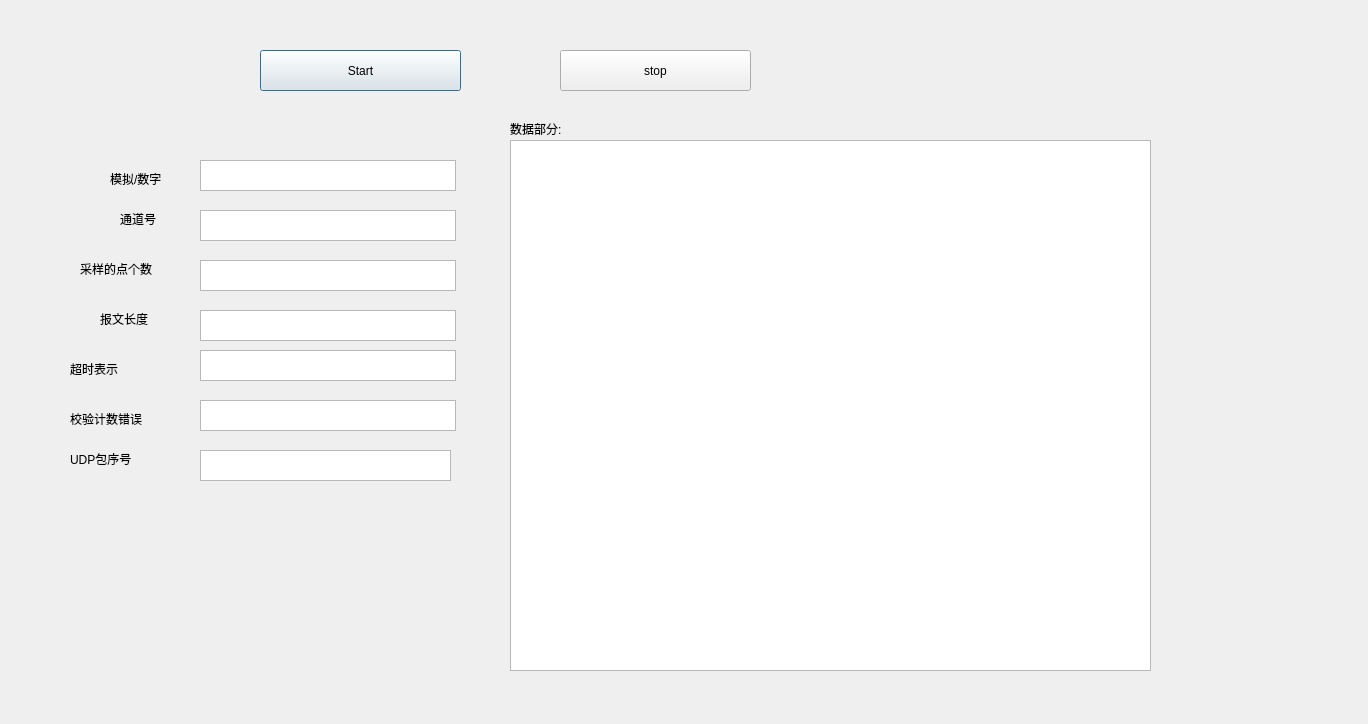
Scottars/lh_ft3, file udpexample/udpserver.ui: the form before one commit.
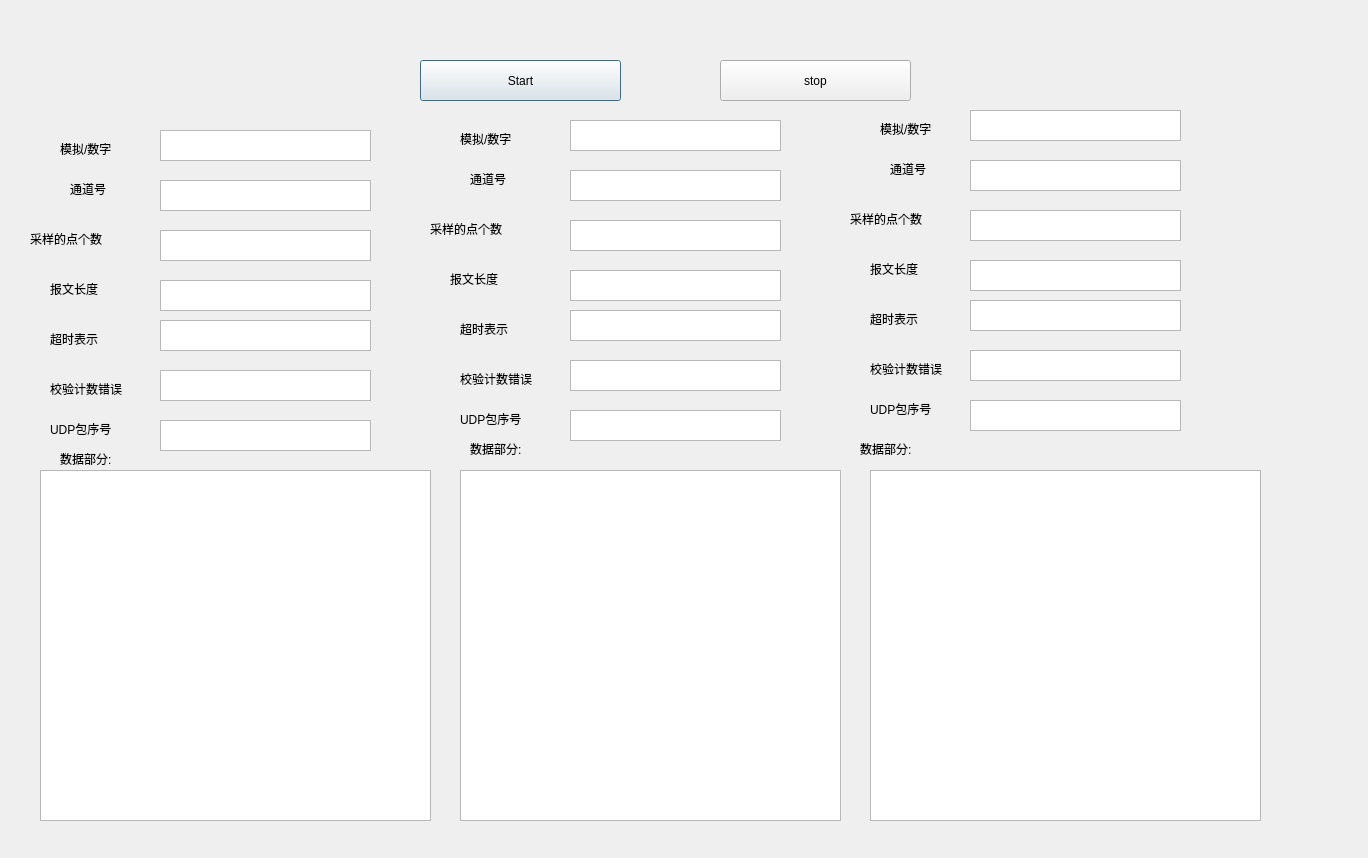
The form after the commit.

Commit message: 修改界面各自分别放在三个存储模块,准备进行测试

```diff
--- a/udpexample/udpserver.ui
+++ b/udpexample/udpserver.ui
@@ -7,7 +7,7 @@
     <x>0</x>
     <y>0</y>
     <width>1368</width>
-    <height>724</height>
+    <height>858</height>
    </rect>
   </property>
   <property name="windowTitle">
@@ -16,8 +16,8 @@
   <widget class="QPushButton" name="pushButton">
    <property name="geometry">
     <rect>
-     <x>260</x>
-     <y>50</y>
+     <x>420</x>
+     <y>60</y>
      <width>201</width>
      <height>41</height>
     </rect>
@@ -29,8 +29,8 @@
   <widget class="QPushButton" name="pushButton_2">
    <property name="geometry">
     <rect>
-     <x>560</x>
-     <y>50</y>
+     <x>720</x>
+     <y>60</y>
      <width>191</width>
      <height>41</height>
     </rect>
@@ -42,8 +42,8 @@
   <widget class="QLabel" name="label">
    <property name="geometry">
     <rect>
-     <x>110</x>
-     <y>170</y>
+     <x>60</x>
+     <y>140</y>
      <width>67</width>
      <height>17</height>
     </rect>
@@ -55,8 +55,8 @@
   <widget class="QLabel" name="label_2">
    <property name="geometry">
     <rect>
-     <x>120</x>
-     <y>210</y>
+     <x>70</x>
+     <y>180</y>
      <width>67</width>
      <height>17</height>
     </rect>
@@ -68,8 +68,8 @@
   <widget class="QLabel" name="label_3">
    <property name="geometry">
     <rect>
-     <x>80</x>
-     <y>260</y>
+     <x>30</x>
+     <y>230</y>
      <width>101</width>
      <height>17</height>
     </rect>
@@ -81,8 +81,8 @@
   <widget class="QLabel" name="label_4">
    <property name="geometry">
     <rect>
-     <x>100</x>
-     <y>310</y>
+     <x>50</x>
+     <y>280</y>
      <width>101</width>
      <height>17</height>
     </rect>
@@ -94,8 +94,8 @@
   <widget class="QLabel" name="label_5">
    <property name="geometry">
     <rect>
-     <x>70</x>
-     <y>360</y>
+     <x>50</x>
+     <y>330</y>
      <width>101</width>
      <height>17</height>
     </rect>
@@ -107,8 +107,8 @@
   <widget class="QLabel" name="label_6">
    <property name="geometry">
     <rect>
-     <x>70</x>
-     <y>410</y>
+     <x>50</x>
+     <y>380</y>
      <width>101</width>
      <height>17</height>
     </rect>
@@ -120,9 +120,9 @@
   <widget class="QTextBrowser" name="textBrowser">
    <property name="geometry">
     <rect>
-     <x>200</x>
-     <y>160</y>
-     <width>256</width>
+     <x>160</x>
+     <y>130</y>
+     <width>211</width>
      <height>31</height>
     </rect>
    </property>
@@ -130,9 +130,9 @@
   <widget class="QTextBrowser" name="textBrowser_2">
    <property name="geometry">
     <rect>
-     <x>200</x>
-     <y>210</y>
-     <width>256</width>
+     <x>160</x>
+     <y>180</y>
+     <width>211</width>
      <height>31</height>
     </rect>
    </property>
@@ -140,9 +140,9 @@
   <widget class="QTextBrowser" name="textBrowser_3">
    <property name="geometry">
     <rect>
-     <x>200</x>
-     <y>260</y>
-     <width>256</width>
+     <x>160</x>
+     <y>230</y>
+     <width>211</width>
      <height>31</height>
     </rect>
    </property>
@@ -150,9 +150,9 @@
   <widget class="QTextBrowser" name="textBrowser_4">
    <property name="geometry">
     <rect>
-     <x>200</x>
-     <y>310</y>
-     <width>256</width>
+     <x>160</x>
+     <y>280</y>
+     <width>211</width>
      <height>31</height>
     </rect>
    </property>
@@ -160,9 +160,9 @@
   <widget class="QTextBrowser" name="textBrowser_5">
    <property name="geometry">
     <rect>
-     <x>200</x>
-     <y>350</y>
-     <width>256</width>
+     <x>160</x>
+     <y>320</y>
+     <width>211</width>
      <height>31</height>
     </rect>
    </property>
@@ -170,32 +170,19 @@
   <widget class="QTextBrowser" name="textBrowser_6">
    <property name="geometry">
     <rect>
-     <x>200</x>
-     <y>400</y>
-     <width>256</width>
+     <x>160</x>
+     <y>370</y>
+     <width>211</width>
      <height>31</height>
     </rect>
    </property>
   </widget>
-  <widget class="QLabel" name="label_7">
-   <property name="geometry">
-    <rect>
-     <x>510</x>
-     <y>120</y>
-     <width>61</width>
-     <height>17</height>
-    </rect>
-   </property>
-   <property name="text">
-    <string>数据部分:</string>
-   </property>
-  </widget>
   <widget class="QTextBrowser" name="textBrowser_7">
    <property name="geometry">
     <rect>
-     <x>200</x>
-     <y>450</y>
-     <width>251</width>
+     <x>160</x>
+     <y>420</y>
+     <width>211</width>
      <height>31</height>
     </rect>
    </property>
@@ -203,8 +190,8 @@
   <widget class="QLabel" name="label_8">
    <property name="geometry">
     <rect>
-     <x>70</x>
-     <y>450</y>
+     <x>50</x>
+     <y>420</y>
      <width>101</width>
      <height>17</height>
     </rect>
@@ -216,13 +203,394 @@
   <widget class="QTextBrowser" name="textBrowser_8">
    <property name="geometry">
     <rect>
-     <x>510</x>
-     <y>140</y>
-     <width>641</width>
-     <height>531</height>
+     <x>40</x>
+     <y>470</y>
+     <width>391</width>
+     <height>351</height>
     </rect>
    </property>
   </widget>
+  <widget class="QTextBrowser" name="textBrowser_9">
+   <property name="geometry">
+    <rect>
+     <x>460</x>
+     <y>470</y>
+     <width>381</width>
+     <height>351</height>
+    </rect>
+   </property>
+  </widget>
+  <widget class="QTextBrowser" name="textBrowser_10">
+   <property name="geometry">
+    <rect>
+     <x>870</x>
+     <y>470</y>
+     <width>391</width>
+     <height>351</height>
+    </rect>
+   </property>
+  </widget>
+  <widget class="QLabel" name="label_9">
+   <property name="geometry">
+    <rect>
+     <x>60</x>
+     <y>450</y>
+     <width>61</width>
+     <height>17</height>
+    </rect>
+   </property>
+   <property name="text">
+    <string>数据部分:</string>
+   </property>
+  </widget>
+  <widget class="QLabel" name="label_10">
+   <property name="geometry">
+    <rect>
+     <x>470</x>
+     <y>170</y>
+     <width>67</width>
+     <height>17</height>
+    </rect>
+   </property>
+   <property name="text">
+    <string>通道号</string>
+   </property>
+  </widget>
+  <widget class="QLabel" name="label_11">
+   <property name="geometry">
+    <rect>
+     <x>430</x>
+     <y>220</y>
+     <width>101</width>
+     <height>17</height>
+    </rect>
+   </property>
+   <property name="text">
+    <string>采样的点个数</string>
+   </property>
+  </widget>
+  <widget class="QLabel" name="label_12">
+   <property name="geometry">
+    <rect>
+     <x>450</x>
+     <y>270</y>
+     <width>101</width>
+     <height>17</height>
+    </rect>
+   </property>
+   <property name="text">
+    <string>报文长度</string>
+   </property>
+  </widget>
+  <widget class="QLabel" name="label_13">
+   <property name="geometry">
+    <rect>
+     <x>460</x>
+     <y>370</y>
+     <width>101</width>
+     <height>17</height>
+    </rect>
+   </property>
+   <property name="text">
+    <string>校验计数错误</string>
+   </property>
+  </widget>
+  <widget class="QTextBrowser" name="textBrowser_11">
+   <property name="geometry">
+    <rect>
+     <x>570</x>
+     <y>310</y>
+     <width>211</width>
+     <height>31</height>
+    </rect>
+   </property>
+  </widget>
+  <widget class="QLabel" name="label_14">
+   <property name="geometry">
+    <rect>
+     <x>460</x>
+     <y>410</y>
+     <width>101</width>
+     <height>17</height>
+    </rect>
+   </property>
+   <property name="text">
+    <string>UDP包序号</string>
+   </property>
+  </widget>
+  <widget class="QTextBrowser" name="textBrowser_12">
+   <property name="geometry">
+    <rect>
+     <x>570</x>
+     <y>220</y>
+     <width>211</width>
+     <height>31</height>
+    </rect>
+   </property>
+  </widget>
+  <widget class="QTextBrowser" name="textBrowser_13">
+   <property name="geometry">
+    <rect>
+     <x>570</x>
+     <y>360</y>
+     <width>211</width>
+     <height>31</height>
+    </rect>
+   </property>
+  </widget>
+  <widget class="QLabel" name="label_15">
+   <property name="geometry">
+    <rect>
+     <x>470</x>
+     <y>440</y>
+     <width>61</width>
+     <height>17</height>
+    </rect>
+   </property>
+   <property name="text">
+    <string>数据部分:</string>
+   </property>
+  </widget>
+  <widget class="QLabel" name="label_16">
+   <property name="geometry">
+    <rect>
+     <x>460</x>
+     <y>130</y>
+     <width>67</width>
+     <height>17</height>
+    </rect>
+   </property>
+   <property name="text">
+    <string>模拟/数字</string>
+   </property>
+  </widget>
+  <widget class="QTextBrowser" name="textBrowser_14">
+   <property name="geometry">
+    <rect>
+     <x>570</x>
+     <y>120</y>
+     <width>211</width>
+     <height>31</height>
+    </rect>
+   </property>
+  </widget>
+  <widget class="QTextBrowser" name="textBrowser_15">
+   <property name="geometry">
+    <rect>
+     <x>570</x>
+     <y>270</y>
+     <width>211</width>
+     <height>31</height>
+    </rect>
+   </property>
+  </widget>
+  <widget class="QTextBrowser" name="textBrowser_16">
+   <property name="geometry">
+    <rect>
+     <x>570</x>
+     <y>170</y>
+     <width>211</width>
+     <height>31</height>
+    </rect>
+   </property>
+  </widget>
+  <widget class="QTextBrowser" name="textBrowser_17">
+   <property name="geometry">
+    <rect>
+     <x>570</x>
+     <y>410</y>
+     <width>211</width>
+     <height>31</height>
+    </rect>
+   </property>
+  </widget>
+  <widget class="QLabel" name="label_17">
+   <property name="geometry">
+    <rect>
+     <x>460</x>
+     <y>320</y>
+     <width>101</width>
+     <height>17</height>
+    </rect>
+   </property>
+   <property name="text">
+    <string>超时表示</string>
+   </property>
+  </widget>
+  <widget class="QLabel" name="label_18">
+   <property name="geometry">
+    <rect>
+     <x>870</x>
+     <y>260</y>
+     <width>101</width>
+     <height>17</height>
+    </rect>
+   </property>
+   <property name="text">
+    <string>报文长度</string>
+   </property>
+  </widget>
+  <widget class="QTextBrowser" name="textBrowser_18">
+   <property name="geometry">
+    <rect>
+     <x>970</x>
+     <y>400</y>
+     <width>211</width>
+     <height>31</height>
+    </rect>
+   </property>
+  </widget>
+  <widget class="QTextBrowser" name="textBrowser_19">
+   <property name="geometry">
+    <rect>
+     <x>970</x>
+     <y>110</y>
+     <width>211</width>
+     <height>31</height>
+    </rect>
+   </property>
+  </widget>
+  <widget class="QLabel" name="label_19">
+   <property name="geometry">
+    <rect>
+     <x>870</x>
+     <y>310</y>
+     <width>101</width>
+     <height>17</height>
+    </rect>
+   </property>
+   <property name="text">
+    <string>超时表示</string>
+   </property>
+  </widget>
+  <widget class="QTextBrowser" name="textBrowser_20">
+   <property name="geometry">
+    <rect>
+     <x>970</x>
+     <y>300</y>
+     <width>211</width>
+     <height>31</height>
+    </rect>
+   </property>
+  </widget>
+  <widget class="QLabel" name="label_20">
+   <property name="geometry">
+    <rect>
+     <x>850</x>
+     <y>210</y>
+     <width>101</width>
+     <height>17</height>
+    </rect>
+   </property>
+   <property name="text">
+    <string>采样的点个数</string>
+   </property>
+  </widget>
+  <widget class="QTextBrowser" name="textBrowser_21">
+   <property name="geometry">
+    <rect>
+     <x>970</x>
+     <y>210</y>
+     <width>211</width>
+     <height>31</height>
+    </rect>
+   </property>
+  </widget>
+  <widget class="QTextBrowser" name="textBrowser_22">
+   <property name="geometry">
+    <rect>
+     <x>970</x>
+     <y>260</y>
+     <width>211</width>
+     <height>31</height>
+    </rect>
+   </property>
+  </widget>
+  <widget class="QLabel" name="label_21">
+   <property name="geometry">
+    <rect>
+     <x>870</x>
+     <y>360</y>
+     <width>101</width>
+     <height>17</height>
+    </rect>
+   </property>
+   <property name="text">
+    <string>校验计数错误</string>
+   </property>
+  </widget>
+  <widget class="QLabel" name="label_22">
+   <property name="geometry">
+    <rect>
+     <x>870</x>
+     <y>400</y>
+     <width>101</width>
+     <height>17</height>
+    </rect>
+   </property>
+   <property name="text">
+    <string>UDP包序号</string>
+   </property>
+  </widget>
+  <widget class="QTextBrowser" name="textBrowser_23">
+   <property name="geometry">
+    <rect>
+     <x>970</x>
+     <y>350</y>
+     <width>211</width>
+     <height>31</height>
+    </rect>
+   </property>
+  </widget>
+  <widget class="QLabel" name="label_23">
+   <property name="geometry">
+    <rect>
+     <x>860</x>
+     <y>440</y>
+     <width>61</width>
+     <height>17</height>
+    </rect>
+   </property>
+   <property name="text">
+    <string>数据部分:</string>
+   </property>
+  </widget>
+  <widget class="QTextBrowser" name="textBrowser_24">
+   <property name="geometry">
+    <rect>
+     <x>970</x>
+     <y>160</y>
+     <width>211</width>
+     <height>31</height>
+    </rect>
+   </property>
+  </widget>
+  <widget class="QLabel" name="label_24">
+   <property name="geometry">
+    <rect>
+     <x>880</x>
+     <y>120</y>
+     <width>67</width>
+     <height>17</height>
+    </rect>
+   </property>
+   <property name="text">
+    <string>模拟/数字</string>
+   </property>
+  </widget>
+  <widget class="QLabel" name="label_25">
+   <property name="geometry">
+    <rect>
+     <x>890</x>
+     <y>160</y>
+     <width>67</width>
+     <height>17</height>
+    </rect>
+   </property>
+   <property name="text">
+    <string>通道号</string>
+   </property>
+  </widget>
  </widget>
  <resources/>
  <connections/>
```
The commit also changes 3 other files.
